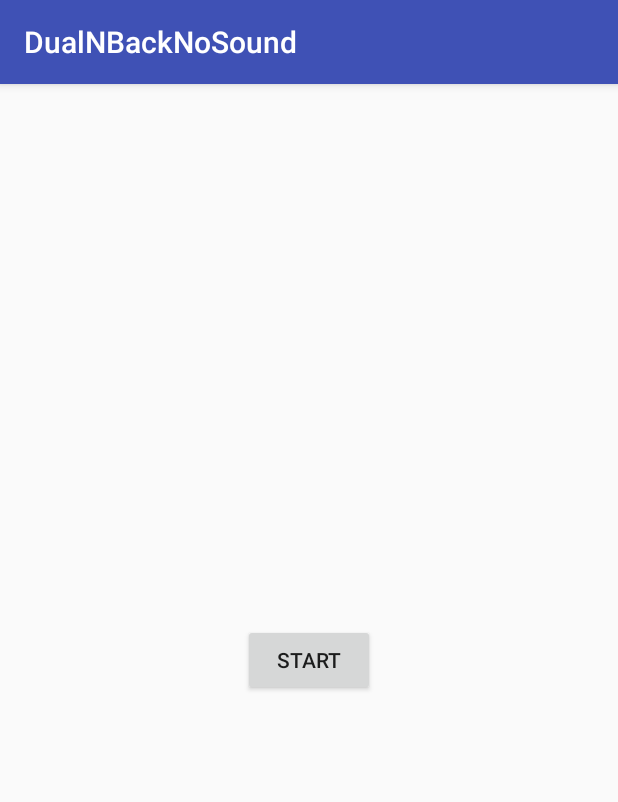
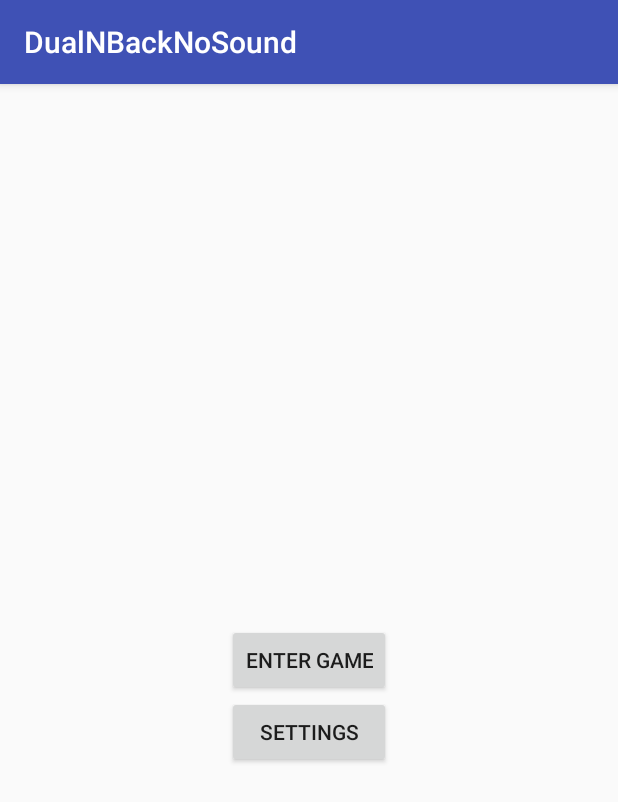
Before and after one commit to JavierMarte/DualNBackNoSound, an Android app: the screen it shows after launch (MainActivity), on a phone screen of 412 x 824 dp. Shown: the top 802 px of the screen. Run offline under Robolectric (Android 15) with nearby library versions, the phone set to English and light mode, and no system bars.

Commit message:
made upgrade to report and gameFrag

```diff
--- a/app/src/main/AndroidManifest.xml
+++ b/app/src/main/AndroidManifest.xml
@@ -16,6 +16,7 @@
             </intent-filter>
         </activity>
         <activity android:name=".GameMode"
+            android:noHistory="true"
             android:label="name">
         </activity>
     </application>
--- a/app/src/main/java/com/example/kaiso/dualnbacknosound/Fragments/GameFrag.java
+++ b/app/src/main/java/com/example/kaiso/dualnbacknosound/Fragments/GameFrag.java
@@ -1,7 +1,9 @@
 package com.example.kaiso.dualnbacknosound.Fragments;
 
+import android.app.AlertDialog;
 import android.app.Fragment;
 import android.app.FragmentTransaction;
+import android.content.DialogInterface;
 import android.graphics.Color;
 import android.media.MediaPlayer;
 import android.os.Bundle;
@@ -120,7 +122,7 @@ public class GameFrag extends Fragment implements View.OnClickListener{
                 }
             }
 
-            if(i > (15 + level)){
+            if(i > (0 + level)){
 
                // productFragment.setArguments(bundle);
 
--- a/app/src/main/res/layout/activity_main.xml
+++ b/app/src/main/res/layout/activity_main.xml
@@ -12,9 +12,18 @@
     <Button
         android:layout_width="wrap_content"
         android:layout_height="wrap_content"
-        android:text="STart"
+        android:text="Enter Game"
         android:id="@+id/button"
         android:onClick="start"
         android:layout_centerVertical="true"
         android:layout_centerHorizontal="true" />
+
+    <Button
+        android:layout_width="wrap_content"
+        android:layout_height="wrap_content"
+        android:text="Settings"
+        android:id="@+id/button2"
+        android:layout_below="@+id/button"
+        android:layout_alignStart="@+id/button"
+        android:layout_alignEnd="@+id/button" />
 </RelativeLayout>
```
Also changed, not shown: app/src/main/java/com/example/kaiso/dualnbacknosound/GameMode.java (+15 -0 lines).
